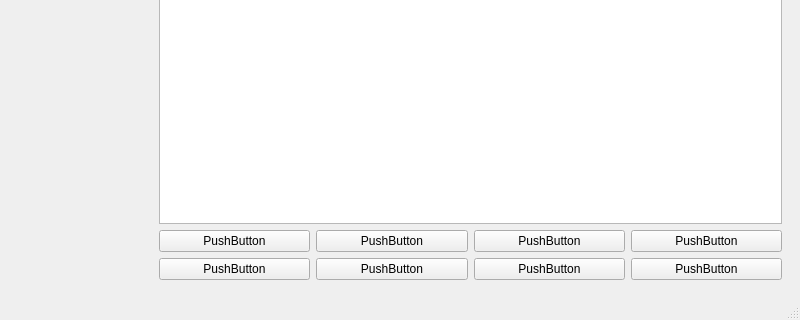
The window that qt-client/client/clublobby.ui (paunovic/chipup-poker) describes before a commit, drawn with Qt 5; both pictures show x 0 to 800 and y 280 to 600 of the 800 by 600 pixel window.
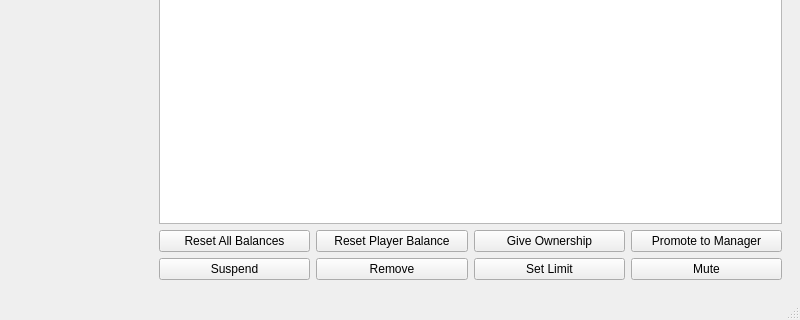
The same window after the commit.

Patch:
```diff
--- a/qt-client/client/clublobby.ui
+++ b/qt-client/client/clublobby.ui
@@ -176,56 +176,56 @@
             <item row="0" column="1">
              <widget class="QPushButton" name="pushButton_8">
               <property name="text">
-               <string>PushButton</string>
+               <string>Reset Player Balance</string>
               </property>
              </widget>
             </item>
             <item row="0" column="2">
              <widget class="QPushButton" name="pushButton_9">
               <property name="text">
-               <string>PushButton</string>
+               <string>Give Ownership</string>
               </property>
              </widget>
             </item>
             <item row="1" column="0">
              <widget class="QPushButton" name="pushButton_7">
               <property name="text">
-               <string>PushButton</string>
+               <string>Suspend</string>
               </property>
              </widget>
             </item>
             <item row="0" column="0">
              <widget class="QPushButton" name="pushButton_6">
               <property name="text">
-               <string>PushButton</string>
+               <string>Reset All Balances</string>
               </property>
              </widget>
             </item>
             <item row="0" column="3">
              <widget class="QPushButton" name="pushButton_10">
               <property name="text">
-               <string>PushButton</string>
+               <string>Promote to Manager</string>
               </property>
              </widget>
             </item>
             <item row="1" column="1">
              <widget class="QPushButton" name="pushButton_11">
               <property name="text">
-               <string>PushButton</string>
+               <string>Remove</string>
               </property>
              </widget>
             </item>
             <item row="1" column="2">
              <widget class="QPushButton" name="pushButton_12">
               <property name="text">
-               <string>PushButton</string>
+               <string>Set Limit</string>
               </property>
              </widget>
             </item>
             <item row="1" column="3">
              <widget class="QPushButton" name="pushButton_13">
               <property name="text">
-               <string>PushButton</string>
+               <string>Mute</string>
               </property>
              </widget>
             </item>
```
Left out of the diff: 24 changed lines with no effect on the pictures.
